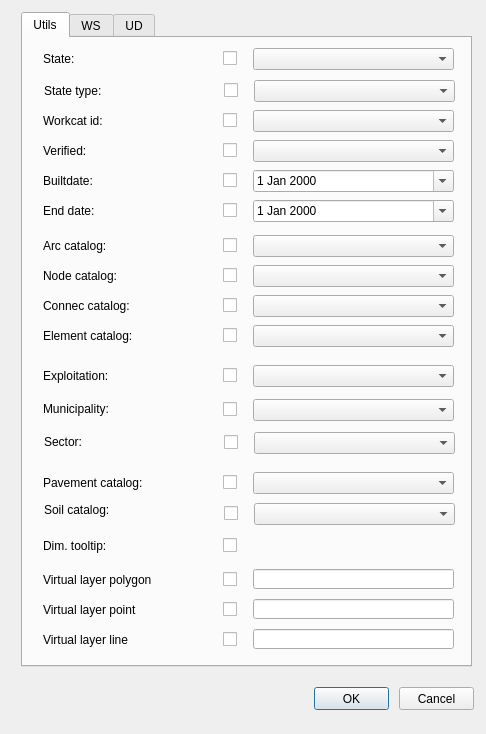
The window that ui/config_edit.ui (Giswater/giswater_qgis_plugin) describes before a commit, drawn with Qt 5.
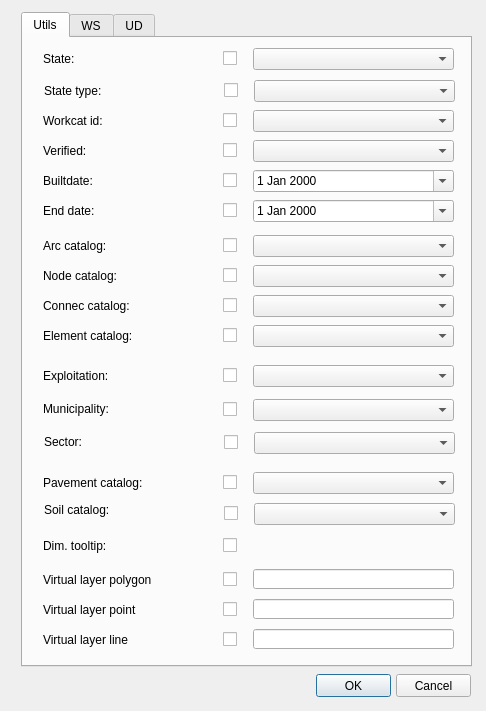
The same window after the commit.

Commit message: fill combobox on config_edit.ui Utils

Patch:
```diff
--- a/ui/config_edit.ui
+++ b/ui/config_edit.ui
@@ -7,7 +7,7 @@
     <x>0</x>
     <y>0</y>
     <width>486</width>
-    <height>734</height>
+    <height>711</height>
    </rect>
   </property>
   <property name="windowTitle">
@@ -16,8 +16,8 @@
   <widget class="QPushButton" name="btn_accept">
    <property name="geometry">
     <rect>
-     <x>314</x>
-     <y>687</y>
+     <x>316</x>
+     <y>674</y>
      <width>75</width>
      <height>23</height>
     </rect>
@@ -29,8 +29,8 @@
   <widget class="QPushButton" name="btn_cancel">
    <property name="geometry">
     <rect>
-     <x>399</x>
-     <y>687</y>
+     <x>396</x>
+     <y>674</y>
      <width>75</width>
      <height>23</height>
     </rect>
```
Left out of the diff: 2 changed lines with no effect on the pictures. The commit also changes 1 other file.
